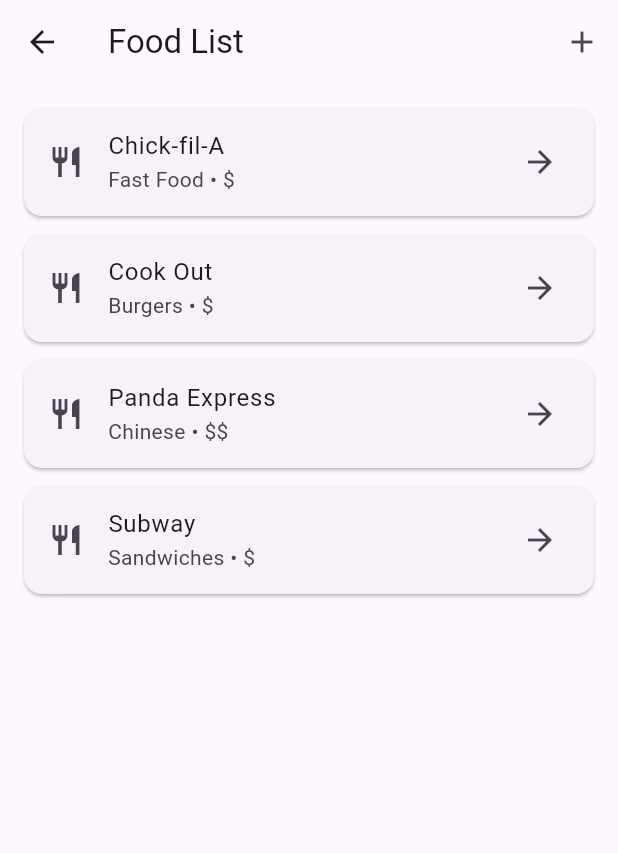
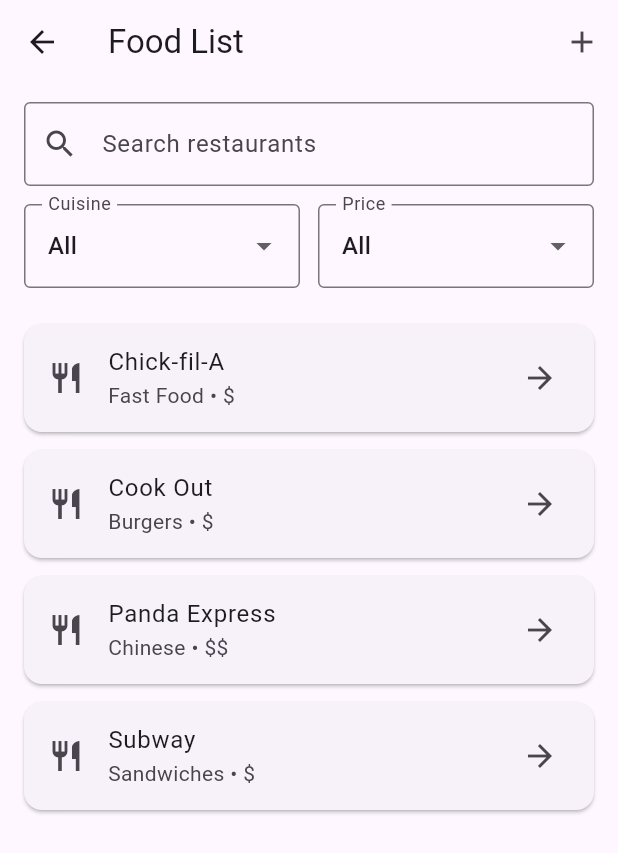
Before and after one commit to vicvu20/CampusBites, a Flutter app: the FoodListScreen screen opened directly, on a phone screen of 412 x 824 dp. Shown: the top 853 px of the screen. Run offline on Flutter 3.47's test engine with Material 3 defaults, Android fonts, the phone set to English and light mode, and no system bars; our stand-ins replace sqflite; accounts and stored records are empty.

Commit message:
Add restaurant search and filter functionality to food list

```diff
--- a/lib/main.dart
+++ b/lib/main.dart
@@ -234,6 +234,9 @@
 
 class _FoodListScreenState extends State<FoodListScreen> {
   late Future<List<Map<String, dynamic>>> _restaurantsFuture;
+  String _searchText = '';
+  String _selectedType = 'All';
+  String _selectedPrice = 'All';
 
   @override
   void initState() {
@@ -280,6 +283,101 @@
     );
   }
 
+  List<Map<String, dynamic>> _applyFilters(List<Map<String, dynamic>> restaurants) {
+    return restaurants.where((restaurant) {
+      final matchesSearch = restaurant['name']
+          .toString()
+          .toLowerCase()
+          .contains(_searchText.toLowerCase());
+
+      final matchesType = _selectedType == 'All' ||
+          restaurant['type'].toString() == _selectedType;
+
+      final matchesPrice = _selectedPrice == 'All' ||
+          restaurant['price'].toString() == _selectedPrice;
+
+      return matchesSearch && matchesType && matchesPrice;
+    }).toList();
+  }
+
+  List<String> _extractTypes(List<Map<String, dynamic>> restaurants) {
+    final types = restaurants.map((r) => r['type'].toString()).toSet().toList();
+    types.sort();
+    return ['All', ...types];
+  }
+
+  Widget _buildFilterSection(List<Map<String, dynamic>> restaurants) {
+    final typeOptions = _extractTypes(restaurants);
+
+    return Padding(
+      padding: const EdgeInsets.fromLTRB(16, 12, 16, 8),
+      child: Column(
+        children: [
+          TextField(
+            decoration: const InputDecoration(
+              hintText: 'Search restaurants',
+              prefixIcon: Icon(Icons.search),
+              border: OutlineInputBorder(),
+            ),
+            onChanged: (value) {
+              setState(() {
+                _searchText = value;
+              });
+            },
+          ),
+          const SizedBox(height: 12),
+          Row(
+            children: [
+              Expanded(
+                child: DropdownButtonFormField<String>(
+                  value: typeOptions.contains(_selectedType) ? _selectedType : 'All',
+                  decoration: const InputDecoration(
+                    labelText: 'Cuisine',
+                    border: OutlineInputBorder(),
+                  ),
+                  items: typeOptions
+                      .map(
+                        (type) => DropdownMenuItem(
+                          value: type,
+                          child: Text(type),
+                        ),
+                      )
+                      .toList(),
+                  onChanged: (value) {
+                    setState(() {
+                      _selectedType = value!;
+                    });
+                  },
+                ),
+              ),
+              const SizedBox(width: 12),
+              Expanded(
+                child: DropdownButtonFormField<String>(
+                  value: _selectedPrice,
+                  decoration: const InputDecoration(
+                    labelText: 'Price',
+                    border: OutlineInputBorder(),
+                  ),
+                  items: const [
+                    DropdownMenuItem(value: 'All', child: Text('All')),
+                    DropdownMenuItem(value: '\$', child: Text('\$')),
+                    DropdownMenuItem(value: '\$\$', child: Text('\$\$')),
+                    DropdownMenuItem(value: '\$\$\$', child: Text('\$\$\$')),
+                  ],
+                  onChanged: (value) {
+                    setState(() {
+                      _selectedPrice = value!;
+                    });
+                  },
+                ),
+              ),
+            ],
+          ),
+        ],
+      ),
+    );
+  }
+
   @override
   Widget build(BuildContext context) {
     return Scaffold(
@@ -307,18 +405,21 @@
           }
 
           final restaurants = snapshot.data ?? [];
+          final filteredRestaurants = _applyFilters(restaurants);
 
-          if (restaurants.isEmpty) {
-            return const Center(
-              child: Text('No restaurants found'),
-            );
-          }
-
-          return ListView.builder(
+          return Column(
+            children: [
+              _buildFilterSection(restaurants),
+              Expanded(
+                child: filteredRestaurants.isEmpty
+                    ? const Center(
+                        child: Text('No restaurants match your search/filter'),
+                      )
+                    : ListView.builder(
                         padding: const EdgeInsets.all(16),
-            itemCount: restaurants.length,
+                        itemCount: filteredRestaurants.length,
                         itemBuilder: (context, index) {
-              final r = restaurants[index];
+                          final r = filteredRestaurants[index];
 
                           return Dismissible(
                             key: Key(r['id'].toString()),
@@ -359,6 +460,9 @@
                             ),
                           );
                         },
+                      ),
+              ),
+            ],
           );
         },
       ),
```
Lines whose indentation alone changed are shown as unchanged.
